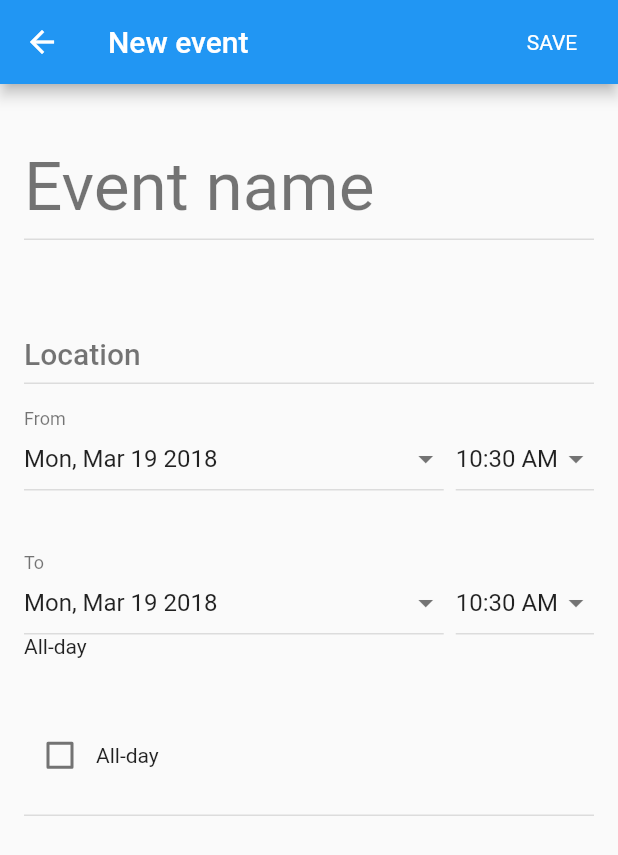
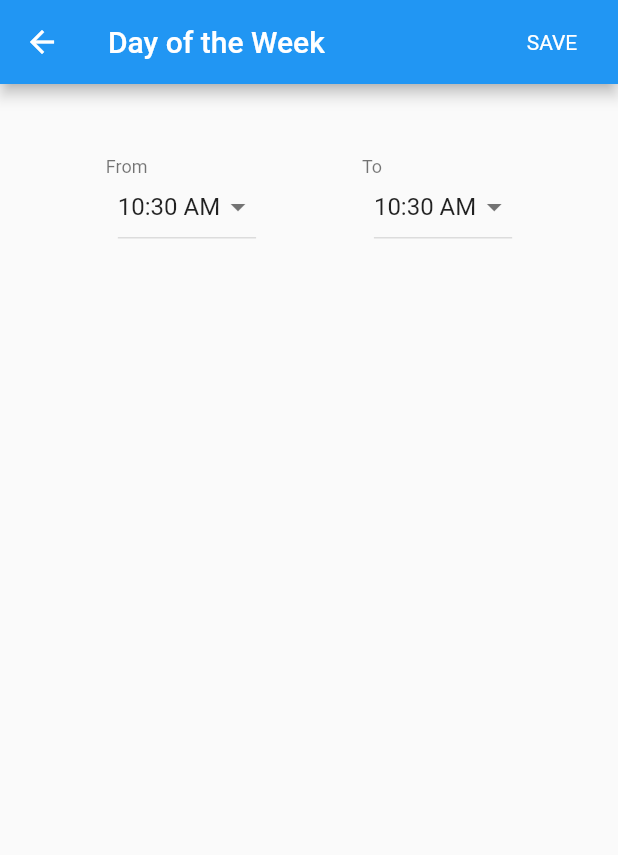
Before and after one commit to ezrasandzerbell/FLUTTER-ios-android-app, a Flutter app: the fullScreenDialogue screen opened by its route, on a phone screen of 412 x 824 dp. Shown: the top 855 px of the screen. Run offline on Flutter 3.47's test engine with Material 2 defaults, Android fonts, the phone set to English and light mode, and no system bars; missing offline and left inert: carousel.

Commit message:
create time customization for each day of the week

```diff
--- a/lib/full-screen-dialog.dart
+++ b/lib/full-screen-dialog.dart
@@ -32,35 +32,7 @@ class DateTimeItem extends StatelessWidget {
         style: theme.textTheme.subhead,
         child: new Row(
             children: <Widget>[
-              new Expanded(
-                  child: new Container(
-                      padding: const EdgeInsets.symmetric(vertical: 8.0),
-                      decoration: new BoxDecoration(
-                          border: new Border(bottom: new BorderSide(color: theme.dividerColor))
-                      ),
-                      child: new InkWell(
-                          onTap: () {
-                            showDatePicker(
-                                context: context,
-                                initialDate: date,
-                                firstDate: date.subtract(const Duration(days: 30)),
-                                lastDate: date.add(const Duration(days: 30))
-                            )
-                                .then<Null>((DateTime value) {
-                              if (value != null)
-                                onChanged(new DateTime(value.year, value.month, value.day, time.hour, time.minute));
-                            });
-                          },
-                          child: new Row(
-                              mainAxisAlignment: MainAxisAlignment.spaceBetween,
-                              children: <Widget>[
-                                new Text(new DateFormat('EEE, MMM d yyyy').format(date)),
-                                const Icon(Icons.arrow_drop_down, color: Colors.black54),
-                              ]
-                          )
-                      )
-                  )
-              ),
+
               new Container(
                   margin: const EdgeInsets.only(left: 8.0),
                   padding: const EdgeInsets.symmetric(vertical: 8.0),
@@ -147,7 +119,7 @@ class fullScreenDialogueState extends State<fullScreenDialogue> {
 
     return new Scaffold(
       appBar: new AppBar(
-          title: const Text('New event'),
+          title: const Text('Day of the Week'),
           actions: <Widget> [
             new FlatButton(
                 child: new Text('SAVE', style: theme.textTheme.body1.copyWith(color: Colors.white)),
@@ -159,25 +131,9 @@ class fullScreenDialogueState extends State<fullScreenDialogue> {
       ),
       body: new Form(
           onWillPop: _onWillPop,
-          child: new ListView(
-              padding: const EdgeInsets.all(16.0),
+          child: new Row(
+              mainAxisAlignment: MainAxisAlignment.spaceEvenly,
               children: <Widget>[
-                new Container(
-                    padding: const EdgeInsets.symmetric(vertical: 8.0),
-                    decoration: new BoxDecoration(
-                        border: new Border(bottom: new BorderSide(color: theme.dividerColor))
-                    ),
-                    alignment: Alignment.bottomLeft,
-                    child: new Text('Event name', style: theme.textTheme.display2)
-                ),
-                new Container(
-                    padding: const EdgeInsets.symmetric(vertical: 8.0),
-                    decoration: new BoxDecoration(
-                        border: new Border(bottom: new BorderSide(color: theme.dividerColor))
-                    ),
-                    alignment: Alignment.bottomLeft,
-                    child: new Text('Location', style: theme.textTheme.title.copyWith(color: Colors.black54))
-                ),
                 new Column(
                     crossAxisAlignment: CrossAxisAlignment.start,
                     children: <Widget>[
@@ -206,33 +162,12 @@ class fullScreenDialogueState extends State<fullScreenDialogue> {
                             });
                           }
                       ),
-                      const Text('All-day'),
                     ]
                 ),
-                new Container(
-                    decoration: new BoxDecoration(
-                        border: new Border(bottom: new BorderSide(color: theme.dividerColor))
-                    ),
-                    child: new Row(
-                        children: <Widget> [
-                          new Checkbox(
-                              value: _allDayValue,
-                              onChanged: (bool value) {
-                                setState(() {
-                                  _allDayValue = value;
-                                  _saveNeeded = true;
-                                });
-                              }
-                          ),
-                          const Text('All-day'),
-                        ]
-                    )
-                )
               ]
                   .map((Widget child) {
                 return new Container(
-                    padding: const EdgeInsets.symmetric(vertical: 8.0),
-                    height: 96.0,
+                    padding: const EdgeInsets.only(top: 48.0),
                     child: child
                 );
               })
--- a/lib/full-width-button.dart
+++ b/lib/full-width-button.dart
@@ -1,5 +1,6 @@
 import 'package:flutter/material.dart';
 import 'package:flutter/rendering.dart';
+import 'full-screen-dialog.dart';
 
 
 Widget fullWidthButton(String label, Color colorCode, BuildContext context, routeContext, [availabilityHours]) {
@@ -22,21 +23,7 @@ Widget fullWidthButton(String label, Color colorCode, BuildContext context, rout
           children: [
             new GestureDetector(
               onTap: (){
-                showModalBottomSheet<Null>(context: context, builder: (BuildContext context) {
-                  return new Container(
-                    height: 500.0,
-                      child: new Padding(
-                          padding: const EdgeInsets.all(32.0),
-                          child: new Text('This is the modal bottom sheet. Click anywhere to dismiss.',
-                              textAlign: TextAlign.center,
-                              style: new TextStyle(
-                                  color: Theme.of(context).accentColor,
-                                  fontSize: 24.0
-                              )
-                          )
-                      )
-                  );
-                });
+                Navigator.of(context).pushNamed(routeContext);
               },
               child: new Container(
                 child: new Text(
```
Also changed, not shown: lib/day-hour-availability.dart (+8 -7 lines).
